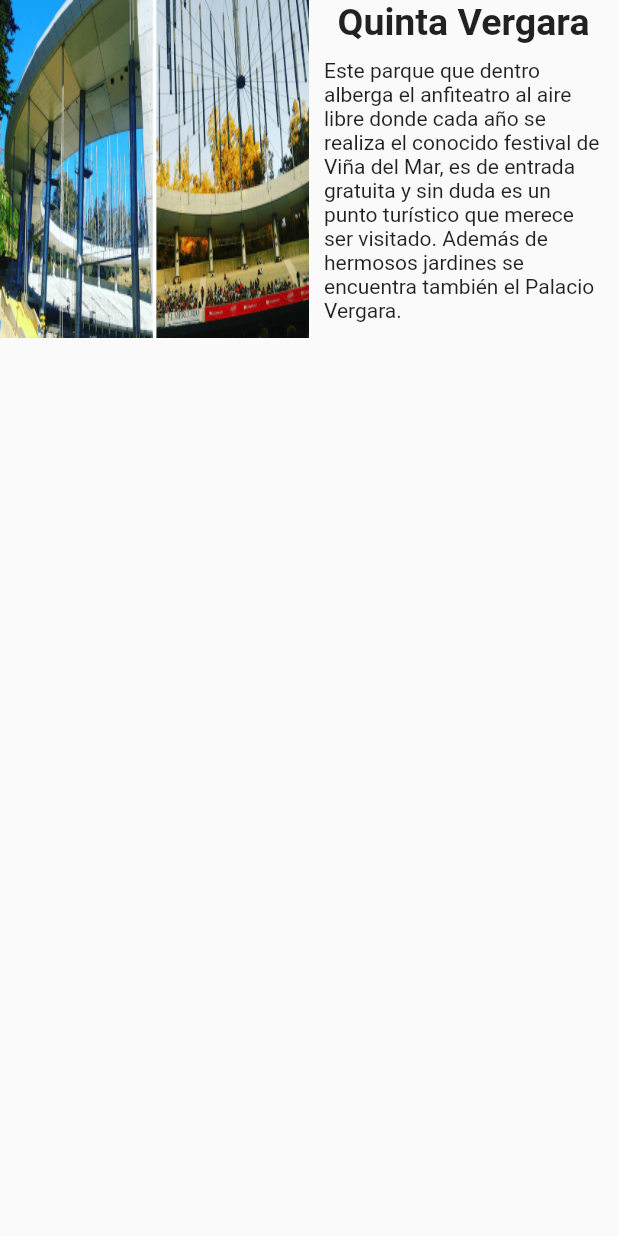
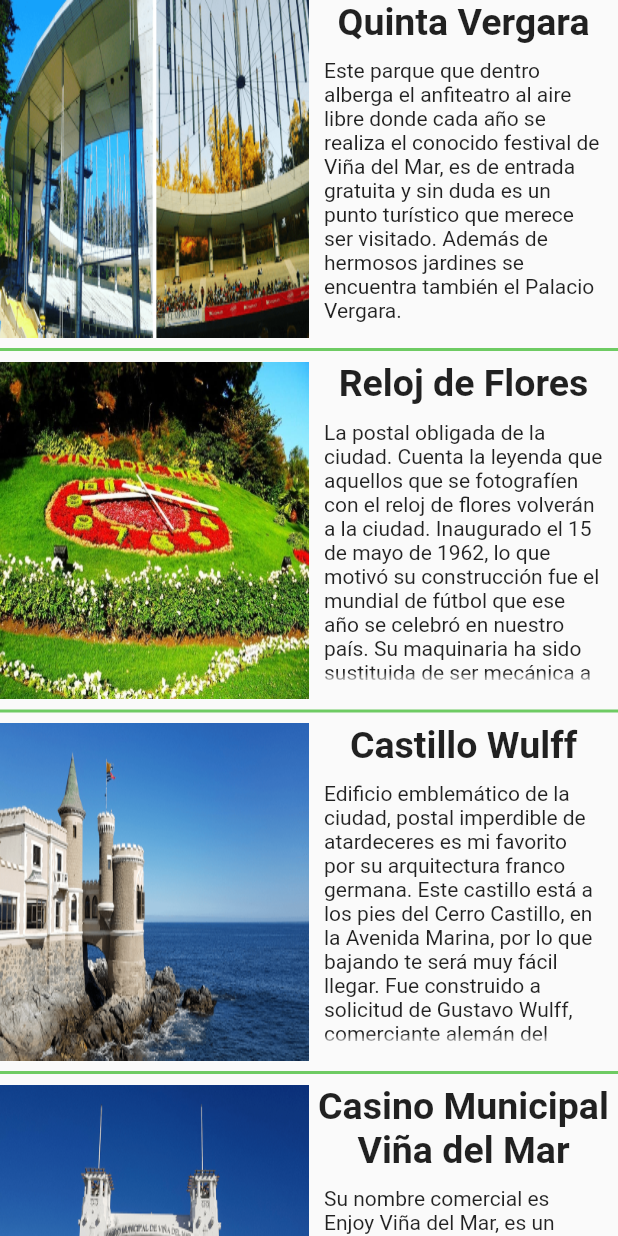
Before and after one commit to cyb3rnico/trips4you_c1, a Flutter app: the AtractivosScreen widget shown alone on an empty page, opened directly, on a phone screen of 412 x 824 dp. Run offline on Flutter 3.47's test engine with Material 2 defaults, Android fonts, the phone set to English and light mode, and no system bars; our stand-ins replace font_awesome_flutter, material_design_icons_flutter.

Commit message:
Creación del widget y rellenar Atractivos

```diff
--- a/lib/screens/tab_principal.dart
+++ b/lib/screens/tab_principal.dart
@@ -4,7 +4,6 @@
 import 'package:trips4you/screens/tabs/gastronomia.dart';
 import 'package:trips4you/screens/tabs/home.dart';
 import 'package:trips4you/screens/tabs/ofertas.dart';
-import 'package:trips4you/screens/tabs/resenas.dart';
 
 class TabPrincipal extends StatelessWidget {
   const TabPrincipal({Key? key}) : super(key: key);
@@ -13,7 +12,7 @@
   Widget build(BuildContext context) {
     return Center(
       child: DefaultTabController(
-        length: 5,
+        length: 4,
         child: Scaffold(
           appBar: AppBar(
             backgroundColor: Color(0xFF6ECB63),
@@ -38,10 +37,6 @@
                   child: Text('Ofertas'),
                   icon: Icon(MdiIcons.offer),
                 ),
-                Tab(
-                  child: Text('Reseñas'),
-                  icon: Icon(MdiIcons.message),
-                ),
               ],
             ),
           ),
@@ -51,7 +46,6 @@
               AtractivosScreen(),
               GastronomiaScreen(),
               OfertasScreen(),
-              ResenasScreen(),
             ],
           ),
         ),
--- a/lib/screens/tabs/atractivos.dart
+++ b/lib/screens/tabs/atractivos.dart
@@ -1,50 +1,67 @@
 import 'package:flutter/material.dart';
+import 'package:trips4you/widgets/atraccion.dart';
 
 class AtractivosScreen extends StatelessWidget {
-  const AtractivosScreen({Key? key}) : super(key: key);
-
   @override
   Widget build(BuildContext context) {
-    Size size = MediaQuery.of(context).size;
     return Container(
-      child: Column(
+      child: ListView(
         children: [
-          Container(
-            height: 225,
-            child: Row(
-              children: [
-                Container(
-                  width: (size.width) / 2,
-                  decoration: BoxDecoration(
-                      image: DecorationImage(
-                          fit: BoxFit.fill,
-                          image: AssetImage(
-                              'assets/images/lugares/quinta_vergara.png'))),
-                ),
-                Container(
-                  width: (size.width) / 2,
-                  child: Column(
-                    mainAxisAlignment: MainAxisAlignment.center,
-                    children: [
-                      Container(
-                        child: Text(
-                          'Quinta Vergara',
-                          style: TextStyle(
-                              fontSize: 25, fontWeight: FontWeight.bold),
-                          textAlign: TextAlign.center,
-                        ),
-                      ),
-                      Container(
-                        margin: EdgeInsets.all(10),
-                        child: Text(
+          Atraccion(
+            imagen: 'assets/images/lugares/quinta_vergara.png',
+            titulo: 'Quinta Vergara',
+            descripcion:
                 'Este parque que dentro alberga el anfiteatro al aire libre donde cada año se realiza el conocido festival de Viña del Mar, es de entrada gratuita y sin duda es un punto turístico que merece ser visitado. Además de hermosos jardines se encuentra también el Palacio Vergara.',
           ),
+          Divider(
+            thickness: 2,
+            color: Color(0xFF6ECB63),
           ),
-                    ],
+          Atraccion(
+            imagen: 'assets/images/lugares/reloj.jpg',
+            titulo: 'Reloj de Flores',
+            descripcion:
+                'La postal obligada de la ciudad. Cuenta la leyenda que aquellos que se fotografíen con el reloj de flores volverán a la ciudad. Inaugurado el 15 de mayo de 1962, lo que motivó su construcción fue el mundial de fútbol que ese año se celebró en nuestro país. Su maquinaria ha sido sustituida de ser mecánica a actualmente ser manejada por computador, lo que permite que se adapte mejor a los tiempos.',
           ),
+          Divider(
+            thickness: 2,
+            color: Color(0xFF6ECB63),
           ),
-              ],
+          Atraccion(
+            imagen: 'assets/images/lugares/castillo.png',
+            titulo: 'Castillo Wulff',
+            descripcion:
+                'Edificio emblemático de la ciudad, postal imperdible de atardeceres es mi favorito por su arquitectura franco germana. Este castillo está a los pies del Cerro Castillo, en la Avenida Marina, por lo que bajando te será muy fácil llegar. Fue construido a solicitud de Gustavo Wulff, comerciante alemán del Salitre y carbón, radicado en Chile y fue inaugurado en el año 1908.',
           ),
+          Divider(
+            thickness: 2,
+            color: Color(0xFF6ECB63),
+          ),
+          Atraccion(
+            imagen: 'assets/images/lugares/casino.png',
+            titulo: 'Casino Municipal Viña del Mar',
+            descripcion:
+                'Su nombre comercial es Enjoy Viña del Mar, es un casino de juego ubicado en la ciudad chilena de Viña del Mar, en la Región de Valparaíso. Es propiedad de la municipalidad de esa ciudad. Sus orígenes se encuentran en el año 1914, cuando el intendente de Valparaíso Alberto Mackenna señaló que la creación de un casino en Viña del Mar potenciaría a la ciudad. En 1928 el proyecto tomó fuerza luego de la construcción de la ruleta en el balneario de Recreo, y en 1930 su impulso definitivo bajo la presidencia de Carlos Ibáñez del Campo, con la creación de diversas obras para el desarrollo de Viña del Mar, entre ellas la creación definitiva del casino de juegos. Fue inaugurado el 31 de diciembre de 1930.',
+          ),
+          Divider(
+            thickness: 2,
+            color: Color(0xFF6ECB63),
+          ),
+          Atraccion(
+            imagen: 'assets/images/lugares/muelle.png',
+            titulo: 'Muelle Vergara',
+            descripcion:
+                'Construido en 1892, fue importante en la época industrial de la ciudad, cuando se recibía carbón proveniente de los yacimientos de Lota. Más tarde y luego de reparaciones por daños de una tormenta invernal, pasó a manos de la Refinería de Azúcar de Viña del Mar en 1919, hasta que fue expropiada, pasando a manos de particulares en 1932.',
+          ),
+          Divider(
+            thickness: 2,
+            color: Color(0xFF6ECB63),
+          ),
+          Atraccion(
+            imagen: 'assets/images/lugares/moai.png',
+            titulo: 'Moai del Museo Fonck',
+            descripcion:
+                'Polémico sin duda, este moai, perteneciente a Isla de Pascua y en eterna disputa por volver al lugar donde pertenece (con lo que estoy de acuerdo), fue traído en el año 1951 y está en exhibición permanente a un costado de la fachada del Museo Fonck y recibe cientos de visitas cada día. Por encontrarse en el exterior su visita es gratuita.',
           ),
         ],
       ),
--- a/lib/screens/tabs/resenas.dart
+++ /dev/null
@@ -1,15 +0,0 @@
-import 'package:flutter/material.dart';
-
-class ResenasScreen extends StatelessWidget {
-  const ResenasScreen({Key? key}) : super(key: key);
-
-  @override
-  Widget build(BuildContext context) {
-    return Center(
-      child: Text(
-        'Resenas',
-        style: TextStyle(fontSize: 20, fontWeight: FontWeight.bold),
-      ),
-    );
-  }
-}
--- /dev/null
+++ b/lib/widgets/atraccion.dart
@@ -0,0 +1,49 @@
+import 'package:flutter/material.dart';
+
+class Atraccion extends StatelessWidget {
+  final String imagen, titulo, descripcion;
+
+  Atraccion({this.imagen = "", this.titulo = "", this.descripcion = ""});
+
+  @override
+  Widget build(BuildContext context) {
+    Size size = MediaQuery.of(context).size;
+    return Container(
+      height: 225,
+      child: Row(
+        children: [
+          Container(
+            width: (size.width) / 2,
+            decoration: BoxDecoration(
+                image: DecorationImage(
+                    fit: BoxFit.fill, image: AssetImage(this.imagen))),
+          ),
+          Container(
+            width: (size.width) / 2,
+            child: Column(
+              mainAxisAlignment: MainAxisAlignment.center,
+              children: [
+                Container(
+                  child: Text(
+                    this.titulo,
+                    style: TextStyle(fontSize: 25, fontWeight: FontWeight.bold),
+                    textAlign: TextAlign.center,
+                  ),
+                ),
+                Expanded(
+                  child: Container(
+                    margin: EdgeInsets.all(10),
+                    child: Text(
+                      this.descripcion,
+                      overflow: TextOverflow.fade,
+                    ),
+                  ),
+                ),
+              ],
+            ),
+          ),
+        ],
+      ),
+    );
+  }
+}
--- a/lib/widgets/locales.dart
+++ b/lib/widgets/locales.dart
@@ -17,7 +17,6 @@
       trailing: Icon(Icons.keyboard_arrow_right), // a la derecha
       title: Center(child: Text(this.titulo)),
 
-      //TODO: pasarlo a widget
       subtitle: Column(
         children: [
           Row(
```
Also changed, not shown: assets/images/lugares/casino.png (added), assets/images/lugares/castillo.png (added), assets/images/lugares/moai.png (added), assets/images/lugares/muelle.png (added). Lines whose indentation alone changed are shown as unchanged.
